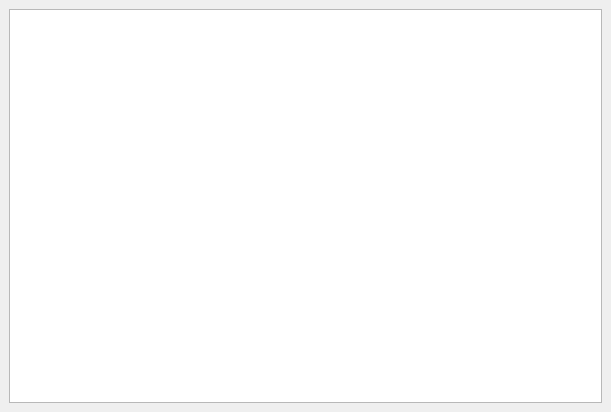
Old version of the form ui/dock_alarms.ui in the repository katmai1/qtradingview.
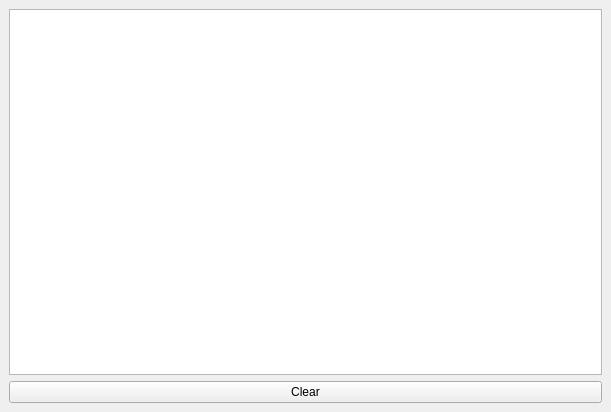
New version of the form.

What changed in the file:
```diff
--- a/ui/dock_alarms.ui
+++ b/ui/dock_alarms.ui
@@ -40,6 +40,13 @@
       </attribute>
      </widget>
     </item>
+    <item>
+     <widget class="QPushButton" name="btn_clear">
+      <property name="text">
+       <string>Clear</string>
+      </property>
+     </widget>
+    </item>
    </layout>
   </widget>
  </widget>
```
